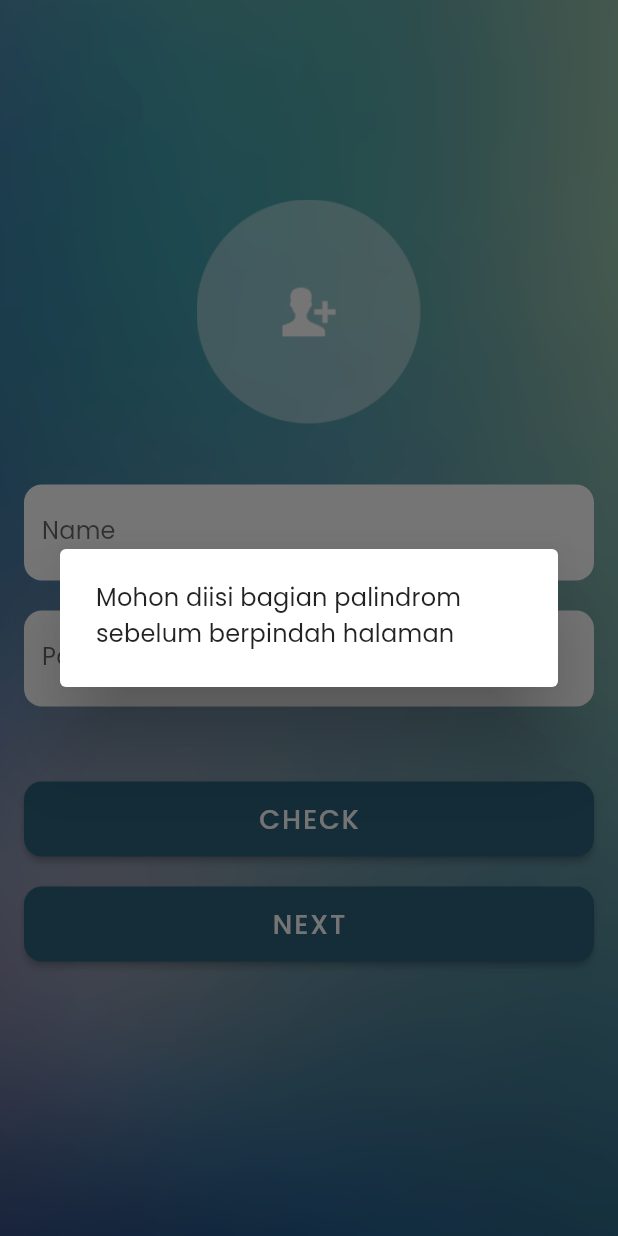
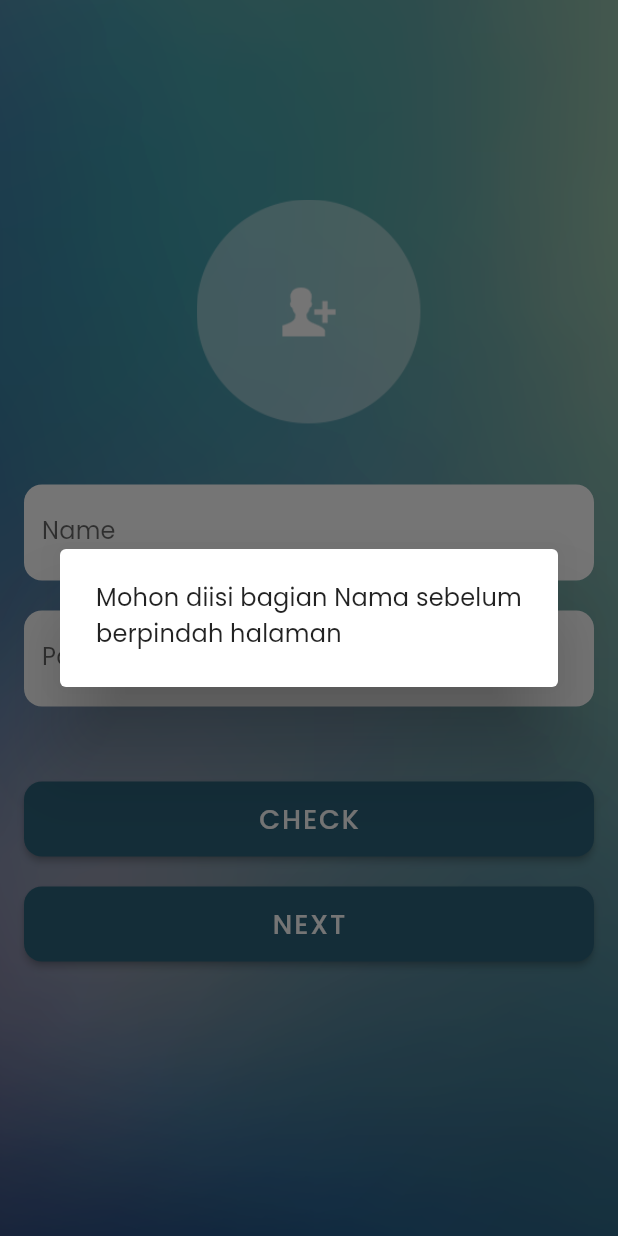
Before and after one commit to zufarsyah/suitmedia_apps_zufar, a Flutter app: the screen it shows after launch, after a tap on "NEXT", on a phone screen of 412 x 824 dp. Run offline on Flutter 3.47's test engine with Material 2 defaults, Android fonts, the light colour scheme and no system bars; our stand-ins replace google_fonts.

Commit message:
Update first_page.dart
fix minor string di first_page

```diff
--- a/lib/ui/first_page.dart
+++ b/lib/ui/first_page.dart
@@ -127,7 +127,7 @@ class _FirstPageState extends State<FirstPage> {
                         builder: (context) {
                           return const AlertDialog(
                             content: Text(
-                                'Mohon diisi bagian palindrom sebelum berpindah halaman'),
+                                'Mohon diisi bagian Nama sebelum berpindah halaman'),
                           );
                         });
                   } else {
```
